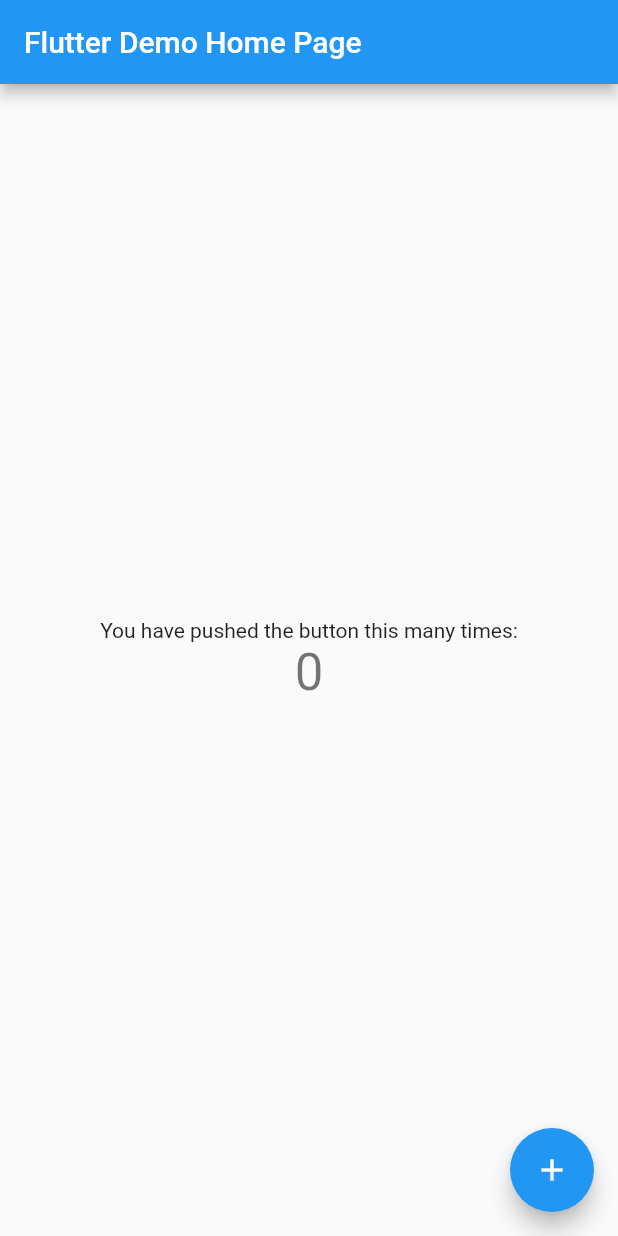
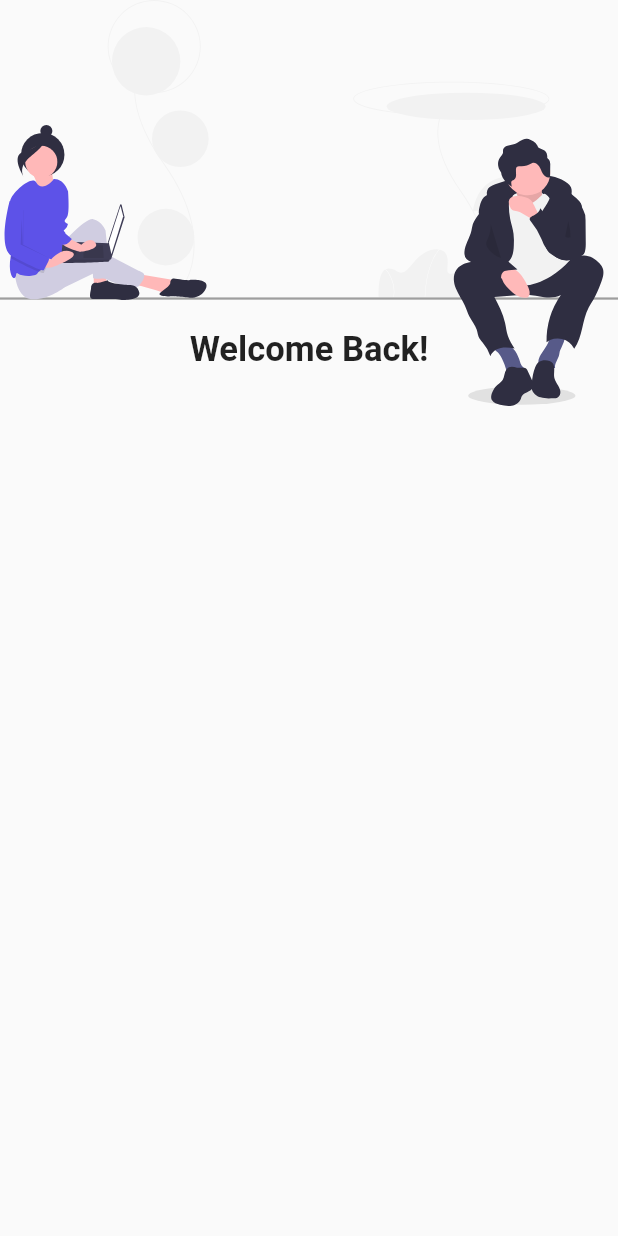
Before and after one commit to jamescardona11/signin_firebase_app, a Flutter app: the screen it shows after launch, on a phone screen of 412 x 824 dp. Run offline on Flutter 3.47's test engine with Material 2 defaults, Android fonts, the phone set to English and light mode, and no system bars; our stand-ins replace flutter_svg.

Commit message:
create a header with svg images and create a class to handle responsive dimensions.

```diff
--- a/lib/main.dart
+++ b/lib/main.dart
@@ -1,117 +1,15 @@
 import 'package:flutter/material.dart';
+import 'package:signinfirebaseapp/pages/login_page.dart';
 
-void main() {
-  runApp(MyApp());
-}
+void main() => runApp(MyApp());
 
 class MyApp extends StatelessWidget {
-  // This widget is the root of your application.
   @override
   Widget build(BuildContext context) {
     return MaterialApp(
-      title: 'Flutter Demo',
-      theme: ThemeData(
-        // This is the theme of your application.
-        //
-        // Try running your application with "flutter run". You'll see the
-        // application has a blue toolbar. Then, without quitting the app, try
-        // changing the primarySwatch below to Colors.green and then invoke
-        // "hot reload" (press "r" in the console where you ran "flutter run",
-        // or simply save your changes to "hot reload" in a Flutter IDE).
-        // Notice that the counter didn't reset back to zero; the application
-        // is not restarted.
-        primarySwatch: Colors.blue,
-        // This makes the visual density adapt to the platform that you run
-        // the app on. For desktop platforms, the controls will be smaller and
-        // closer together (more dense) than on mobile platforms.
-        visualDensity: VisualDensity.adaptivePlatformDensity,
-      ),
-      home: MyHomePage(title: 'Flutter Demo Home Page'),
+      debugShowCheckedModeBanner: false,
+      title: 'Sign in App',
+      home: LoginPage(),
     );
   }
 }
-
-class MyHomePage extends StatefulWidget {
-  MyHomePage({Key key, this.title}) : super(key: key);
-
-  // This widget is the home page of your application. It is stateful, meaning
-  // that it has a State object (defined below) that contains fields that affect
-  // how it looks.
-
-  // This class is the configuration for the state. It holds the values (in this
-  // case the title) provided by the parent (in this case the App widget) and
-  // used by the build method of the State. Fields in a Widget subclass are
-  // always marked "final".
-
-  final String title;
-
-  @override
-  _MyHomePageState createState() => _MyHomePageState();
-}
-
-class _MyHomePageState extends State<MyHomePage> {
-  int _counter = 0;
-
-  void _incrementCounter() {
-    setState(() {
-      // This call to setState tells the Flutter framework that something has
-      // changed in this State, which causes it to rerun the build method below
-      // so that the display can reflect the updated values. If we changed
-      // _counter without calling setState(), then the build method would not be
-      // called again, and so nothing would appear to happen.
-      _counter++;
-    });
-  }
-
-  @override
-  Widget build(BuildContext context) {
-    // This method is rerun every time setState is called, for instance as done
-    // by the _incrementCounter method above.
-    //
-    // The Flutter framework has been optimized to make rerunning build methods
-    // fast, so that you can just rebuild anything that needs updating rather
-    // than having to individually change instances of widgets.
-    return Scaffold(
-      appBar: AppBar(
-        // Here we take the value from the MyHomePage object that was created by
-        // the App.build method, and use it to set our appbar title.
-        title: Text(widget.title),
-      ),
-      body: Center(
-        // Center is a layout widget. It takes a single child and positions it
-        // in the middle of the parent.
-        child: Column(
-          // Column is also a layout widget. It takes a list of children and
-          // arranges them vertically. By default, it sizes itself to fit its
-          // children horizontally, and tries to be as tall as its parent.
-          //
-          // Invoke "debug painting" (press "p" in the console, choose the
-          // "Toggle Debug Paint" action from the Flutter Inspector in Android
-          // Studio, or the "Toggle Debug Paint" command in Visual Studio Code)
-          // to see the wireframe for each widget.
-          //
-          // Column has various properties to control how it sizes itself and
-          // how it positions its children. Here we use mainAxisAlignment to
-          // center the children vertically; the main axis here is the vertical
-          // axis because Columns are vertical (the cross axis would be
-          // horizontal).
-          mainAxisAlignment: MainAxisAlignment.center,
-          children: <Widget>[
-            Text(
-              'You have pushed the button this many times:',
-            ),
-            Text(
-              '$_counter',
-              style: Theme.of(context).textTheme.headline4,
-            ),
-          ],
-        ),
-      ),
-      floatingActionButton: FloatingActionButton(
-        onPressed: _incrementCounter,
-        tooltip: 'Increment',
-        child: Icon(Icons.add),
-      ), // This trailing comma makes auto-formatting nicer for build methods.
-    );
-  }
-}
--- /dev/null
+++ b/lib/pages/login_page.dart
@@ -0,0 +1,34 @@
+import 'package:flutter/material.dart';
+import 'package:flutter/services.dart';
+import 'package:signinfirebaseapp/pages/widgets/welcome.dart';
+
+class LoginPage extends StatefulWidget {
+  static final String id = 'login_page_route_id';
+
+  @override
+  _LoginPageState createState() => _LoginPageState();
+}
+
+class _LoginPageState extends State<LoginPage> {
+  @override
+  void initState() {
+    super.initState();
+
+    SystemChrome.setSystemUIOverlayStyle(SystemUiOverlayStyle.dark);
+  }
+
+  @override
+  Widget build(BuildContext context) {
+    return Scaffold(
+      body: Container(
+        width: double.infinity,
+        height: double.infinity,
+        child: Column(
+          children: <Widget>[
+            WelcomeWidget(),
+          ],
+        ),
+      ),
+    );
+  }
+}
--- /dev/null
+++ b/lib/pages/widgets/welcome.dart
@@ -0,0 +1,68 @@
+import 'package:flutter/material.dart';
+import 'package:flutter_svg/svg.dart';
+import 'package:signinfirebaseapp/utils/responsive.dart';
+
+class WelcomeWidget extends StatelessWidget {
+  //static final String id = 'welcome_route_id';
+
+  @override
+  Widget build(BuildContext context) {
+    final responsive = Responsive.of(context);
+
+    return AspectRatio(
+      aspectRatio: 16 / 11,
+      child: LayoutBuilder(
+        builder: (_, constrains) {
+          return Container(
+            child: Stack(
+              children: <Widget>[
+                Positioned(
+                  top: 0,
+                  left: 0,
+                  right: 0,
+                  child: SvgPicture.asset(
+                    'assets/login/clouds.svg',
+                    width: constrains.maxWidth,
+                    height: constrains.maxHeight * 0.7,
+                  ),
+                ),
+                Positioned(
+                  top: constrains.maxHeight * 0.7,
+                  child: Column(
+                    children: <Widget>[
+                      Container(
+                        height: 1.5,
+                        width: constrains.maxWidth,
+                        color: Colors.grey,
+                      ),
+                      SizedBox(height: 20),
+                      Text(
+                        'Welcome Back!',
+                        style: TextStyle(fontSize: responsive.inchPercent(2.5), fontWeight: FontWeight.bold),
+                      ),
+                    ],
+                  ),
+                ),
+                Positioned(
+                  top: constrains.maxHeight * 0.285,
+                  child: SvgPicture.asset(
+                    'assets/login/woman.svg',
+                    width: constrains.maxWidth * 0.35,
+                  ),
+                ),
+                Positioned(
+                  top: constrains.maxHeight * 0.32,
+                  right: 5,
+                  child: SvgPicture.asset(
+                    'assets/login/man.svg',
+                    width: constrains.maxWidth * 0.26,
+                  ),
+                ),
+              ],
+            ),
+          );
+        },
+      ),
+    );
+  }
+}
--- /dev/null
+++ b/lib/utils/responsive.dart
@@ -0,0 +1,23 @@
+import 'package:flutter/widgets.dart';
+import 'dart:math' as math;
+
+class Responsive {
+  final double width, height, inch;
+
+  Responsive({
+    @required this.width,
+    @required this.height,
+    @required this.inch,
+  });
+
+  factory Responsive.of(BuildContext context) {
+    final dataSize = MediaQuery.of(context).size;
+    final inch = math.sqrt(math.pow(dataSize.width, 2) + math.pow(dataSize.height, 2));
+
+    return Responsive(width: dataSize.width, height: dataSize.height, inch: inch);
+  }
+
+  double withPercent(double percent) => this.width * percent / 100;
+  double heightPercent(double percent) => this.height * percent / 100;
+  double inchPercent(double percent) => this.inch * percent / 100;
+}
```
Also changed, not shown: pubspec.yaml (+5 -7 lines), assets/login/man.svg (renamed from assets/login/boy.svg), assets/login/woman.svg (renamed from assets/login/girl.svg), pubspec.lock, 1 other file.
